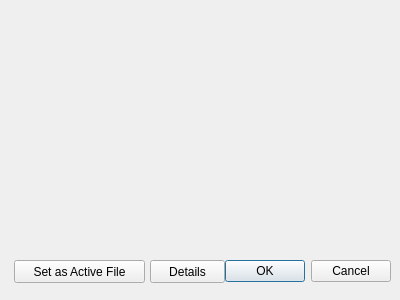
Old version of the form OpenCK/UI/datawindow.ui in the repository Open-CK/OpenCK.
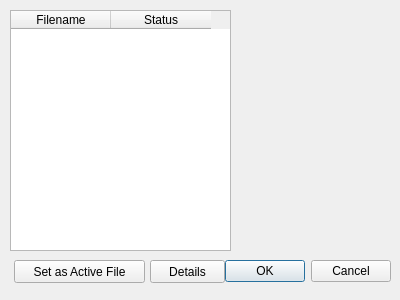
New version of the form.

Commit message: Additions to Data Window

```diff
--- a/OpenCK/UI/datawindow.ui
+++ b/OpenCK/UI/datawindow.ui
@@ -55,6 +55,26 @@
     <string>Set as Active File</string>
    </property>
   </widget>
+  <widget class="QTableWidget" name="tableWidget">
+   <property name="geometry">
+    <rect>
+     <x>10</x>
+     <y>10</y>
+     <width>221</width>
+     <height>241</height>
+    </rect>
+   </property>
+   <column>
+    <property name="text">
+     <string>Filename</string>
+    </property>
+   </column>
+   <column>
+    <property name="text">
+     <string>Status</string>
+    </property>
+   </column>
+  </widget>
  </widget>
  <resources/>
  <connections>
```
The commit also changes 3 other files.
